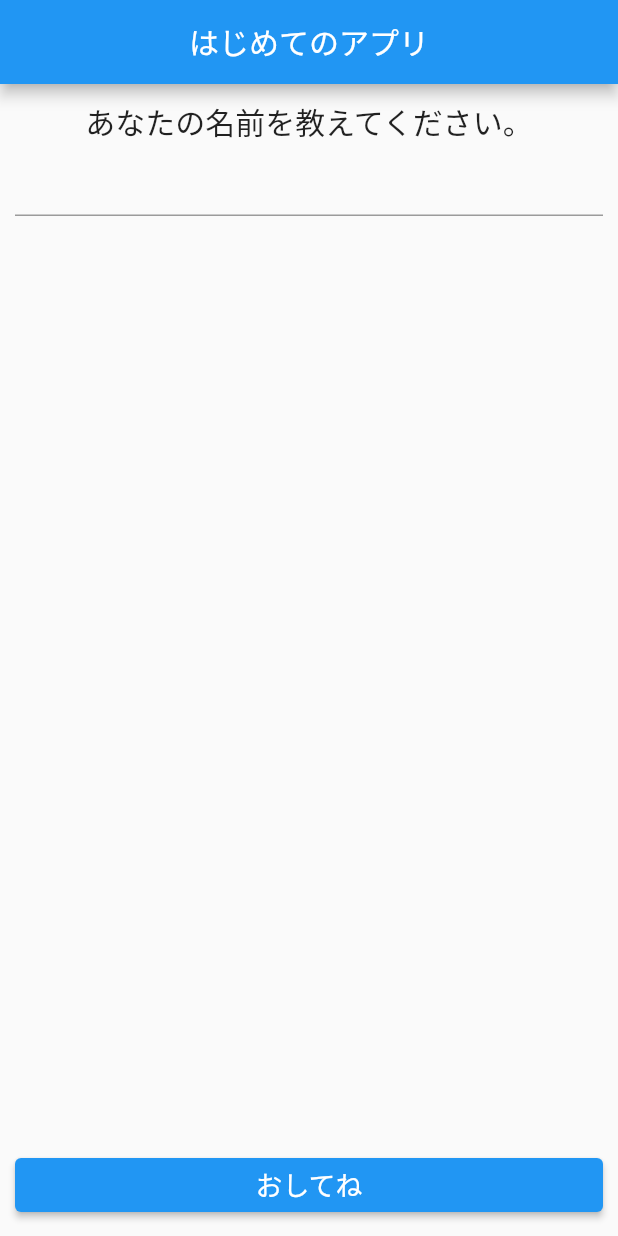
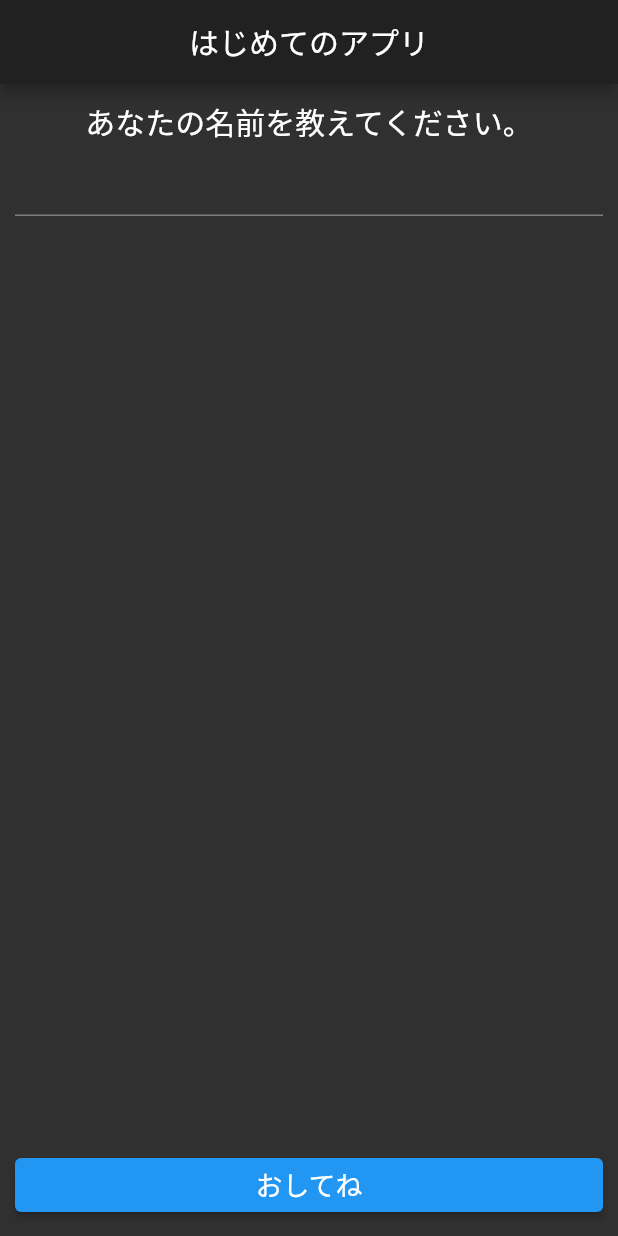
Before and after one commit to kana0830/Flutter_my_first_app, a Flutter app: the screen it shows after launch, on a phone screen of 412 x 824 dp. Run offline on Flutter 3.47's test engine with Material 2 defaults, Android fonts, the phone set to English and light mode, and no system bars.

Commit message:
change to dark mode

```diff
--- a/lib/main.dart
+++ b/lib/main.dart
@@ -10,6 +10,8 @@ class Myapp extends StatelessWidget {
   Widget build(BuildContext context) {
     return MaterialApp(
       title: "はじめてのアプリ",
+      theme: ThemeData.dark(),
+      debugShowCheckedModeBanner: false,
       home: HomeScreen(),
     );
   }
```
